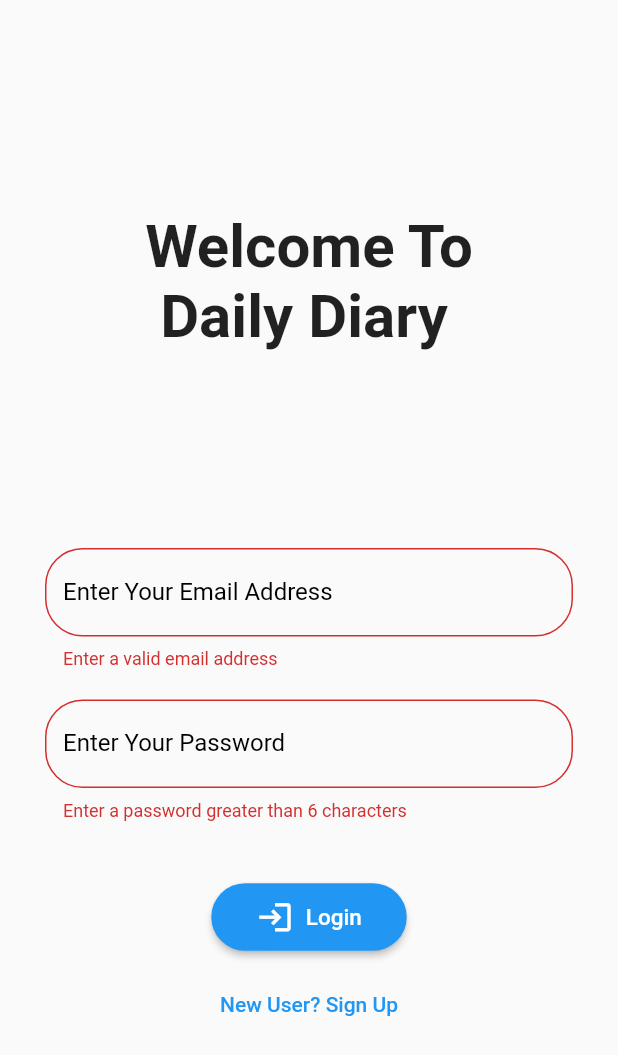
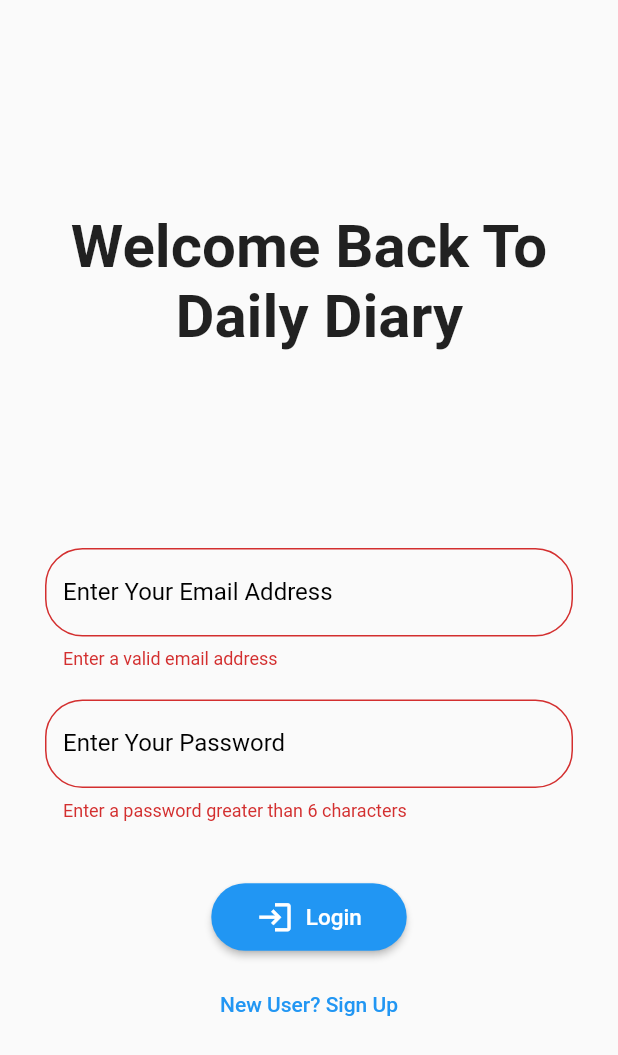
Before and after one commit to cloneartist/Daily-Diary, a Flutter app: the screen it shows after launch, after a tap on "Login", on a phone screen of 412 x 824 dp. Shown: the top 1055 px of the screen. Run offline on Flutter 3.47's test engine with Material 2 defaults, Android fonts, the light colour scheme and no system bars; our stand-ins replace cloud_firestore, firebase_auth, firebase_core; accounts and stored records are empty; generated files the repository leaves out were written again.

Commit message:
add login

```diff
--- a/lib/Screens/login.dart
+++ b/lib/Screens/login.dart
@@ -1,6 +1,14 @@
 // import 'package:firebase_auth/firebase_auth.dart';
+import 'package:daily_diary/Screens/note_screen.dart';
+import 'package:daily_diary/Screens/signup.dart';
+import 'package:daily_diary/Services/db.dart';
+import 'package:firebase_auth/firebase_auth.dart';
 import 'package:flutter/material.dart';
 import 'package:daily_diary/Models/shared.dart';
+import 'package:cloud_firestore/cloud_firestore.dart';
+
+FirebaseFirestore firestore = FirebaseFirestore.instance;
+FirebaseAuth auth = FirebaseAuth.instance;
 
 class Login extends StatefulWidget {
   const Login({Key? key}) : super(key: key);
@@ -13,6 +21,8 @@ class _LoginState extends State<Login> {
   GlobalKey<FormState> formKey = GlobalKey<FormState>();
   bool loading = false;
 
+  final auth = FirebaseAuth.instance;
+  late UserCredential user;
   late String email, password;
 
   @override
@@ -40,7 +50,7 @@ class _LoginState extends State<Login> {
                     height: 10,
                   ),
                   const Text(
-                    "Welcome To\n Daily Diary",
+                    "Welcome Back To\n       Daily Diary",
                     style: TextStyle(fontSize: 40, fontWeight: FontWeight.bold),
                   ),
                   // SizedBox(height: 50.0),
@@ -52,7 +62,9 @@ class _LoginState extends State<Login> {
                     decoration: textInputDecoration.copyWith(
                       labelText: 'Enter Your Email Address',
                     ),
-                    onChanged: (value) {},
+                    onChanged: (value) {
+                      email = value;
+                    },
                   ),
                   const SizedBox(height: 20.0),
                   TextFormField(
@@ -63,7 +75,9 @@ class _LoginState extends State<Login> {
                     decoration: textInputDecoration.copyWith(
                       labelText: 'Enter Your Password',
                     ),
-                    onChanged: (value) {},
+                    onChanged: (value) {
+                      password = value;
+                    },
                   ),
                   const SizedBox(height: 40.0),
                   ElevatedButton.icon(
@@ -78,23 +92,34 @@ class _LoginState extends State<Login> {
                     ),
                     // padding: EdgeInsets.fromLTRB(30, 10, 30, 10),
                     onPressed: () async {
+                      // print("ji");
                       if (formKey.currentState!.validate()) {
                         setState(() {
                           //loading = true;
                         });
                         try {
-                          // UserCredential user = await FirebaseAuth.instance
-                          // .signInWithEmailAndPassword(
-                          //     email: email, password: password);
-                          // print(user);
+                          print("$email+$password");
+                          print("ji");
+                          user = await auth.signInWithEmailAndPassword(
+                              email: email, password: password);
+                          print(user);
                           // Navigator.pushNamed(context, '/home');
+                          await signin(context);
+                          Navigator.push(
+                              context,
+                              MaterialPageRoute(
+                                  builder: (context) => NoteScreen()));
                         } catch (e) {
-                          // print(e);
+                          print(e);
                           String error = e.toString();
 
                           // Navigator.pushNamed(context, '/signup');
+                          Navigator.push(
+                              context,
+                              MaterialPageRoute(
+                                  builder: (context) => SignUp()));
                           setState(() {
-                            loading = false;
+                            // loading = false;
                           });
                           final loginerror = SnackBar(content: Text(error));
                           ScaffoldMessenger.of(context)
@@ -113,6 +138,8 @@ class _LoginState extends State<Login> {
                   TextButton(
                       onPressed: () {
                         //Navigator.pushNamed((context), '/signup');
+                        Navigator.push(context,
+                            MaterialPageRoute(builder: (context) => SignUp()));
                         setState(() {});
                       },
                       child: const Text("New User? Sign Up")),
@@ -127,4 +154,12 @@ class _LoginState extends State<Login> {
       ),
     );
   }
+
+  // void signIn(String email,String password)async{
+
+  // }
+
+  void onulya() {
+    print(user);
+  }
 }
--- a/lib/main.dart
+++ b/lib/main.dart
@@ -1,7 +1,16 @@
 import 'package:daily_diary/Screens/login.dart';
+import 'package:daily_diary/Screens/note_screen.dart';
+import 'package:daily_diary/firebase_options.dart';
+import 'package:firebase_core/firebase_core.dart';
 import 'package:flutter/material.dart';
+import 'package:firebase_auth/firebase_auth.dart';
 
-void main() {
+void main() async {
+  WidgetsFlutterBinding.ensureInitialized();
+  await Firebase.initializeApp(
+    options: DefaultFirebaseOptions.currentPlatform,
+  );
+  // runApp(MyApp());
   runApp(const MyApp());
 }
 
@@ -16,6 +25,7 @@ class MyApp extends StatelessWidget {
         primarySwatch: Colors.blue,
       ),
       home: const Login(),
+      // home: const NoteScreen(),
     );
   }
 }
```
Also changed, not shown: lib/Models/userModel.dart (added).
